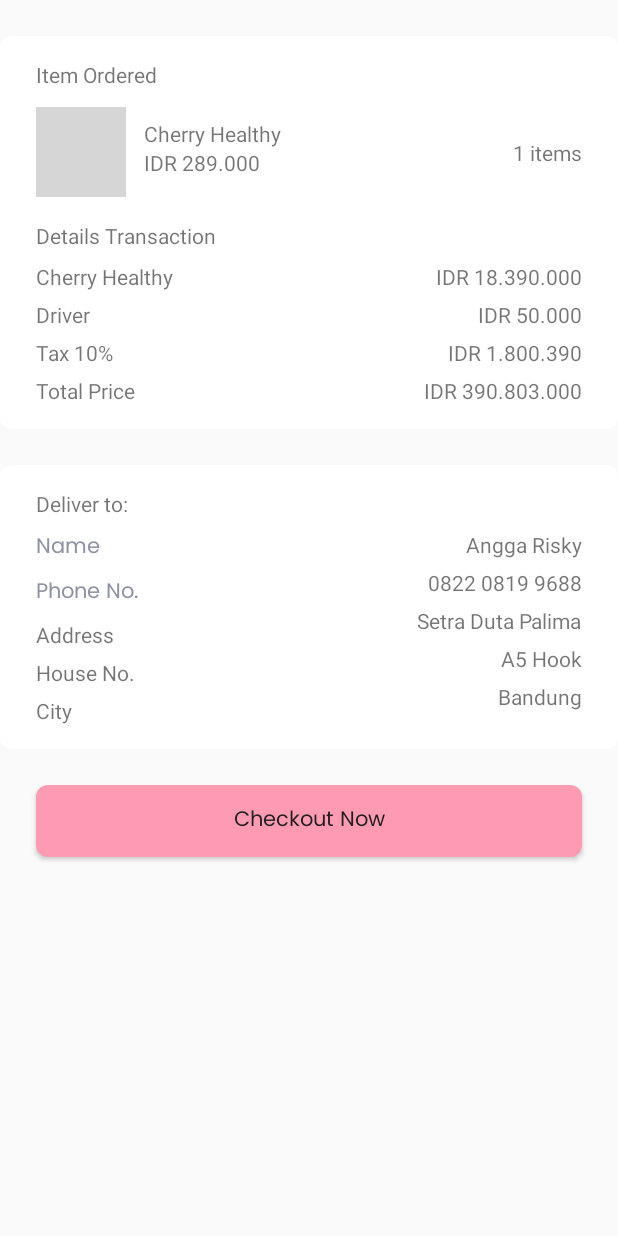
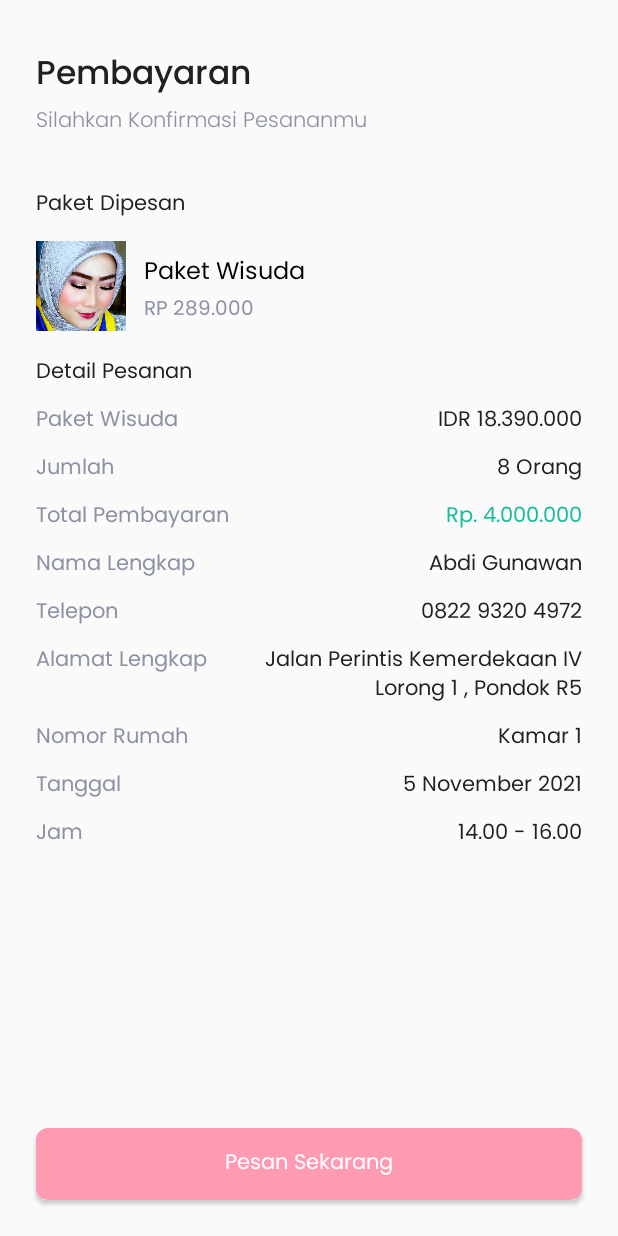
Before and after one commit to abdigunawan/Makeup.me, an Android app: the fragment PaymentFragment shown on its own in the app's theme, on a phone screen of 412 x 824 dp. Run offline under Robolectric (Android 15) with nearby library versions, the phone set to English and light mode, and no system bars; grey boxes are pictures that could not be loaded.

Commit message:
Penambahan fragment pembayaran

```diff
--- a/app/src/main/java/com/abdigunawan/makeupme/ui/detail/DetailMuaActivity.kt
+++ b/app/src/main/java/com/abdigunawan/makeupme/ui/detail/DetailMuaActivity.kt
@@ -2,6 +2,7 @@ package com.abdigunawan.makeupme.ui.detail
 
 import androidx.appcompat.app.AppCompatActivity
 import android.os.Bundle
+import android.view.View
 import androidx.navigation.NavOptions
 import androidx.navigation.Navigation
 import com.abdigunawan.makeupme.R
@@ -25,4 +26,8 @@ class DetailMuaActivity : AppCompatActivity() {
         toolbar.setNavigationOnClickListener { onBackPressed() }
     }
 
+    fun toolbarPayment() {
+        toolbar.visibility = View.GONE
+    }
+
 }
--- a/app/src/main/java/com/abdigunawan/makeupme/ui/detail/paket/DetailPaketFragment.kt
+++ b/app/src/main/java/com/abdigunawan/makeupme/ui/detail/paket/DetailPaketFragment.kt
@@ -8,11 +8,9 @@ import android.view.View
 import android.view.ViewGroup
 import androidx.navigation.Navigation
 import com.abdigunawan.makeupme.R
-import com.abdigunawan.makeupme.ui.MainActivity
+import com.abdigunawan.makeupme.ui.auth.AuthActivity
 import com.abdigunawan.makeupme.ui.detail.DetailMuaActivity
-import kotlinx.android.synthetic.main.fragment_detail_mua.*
 import kotlinx.android.synthetic.main.fragment_detail_paket.*
-import kotlinx.android.synthetic.main.fragment_sign_up_address.*
 
 class DetailPaketFragment : Fragment() {
 
@@ -23,4 +21,16 @@ class DetailPaketFragment : Fragment() {
         // Inflate the layout for this fragment
         return inflater.inflate(R.layout.fragment_detail_paket, container, false)
     }
+
+    override fun onActivityCreated(savedInstanceState: Bundle?) {
+        super.onActivityCreated(savedInstanceState)
+
+        btnOrderNow.setOnClickListener {
+            Navigation.findNavController(it)
+                .navigate(R.id.action_fragmentDetailPaket_to_fragmentPembayaran, null)
+
+            (activity as DetailMuaActivity).toolbarPayment()
+        }
+
+    }
 }
--- a/app/src/main/java/com/abdigunawan/makeupme/ui/detail/paket/PaymentFragment.kt
+++ b/app/src/main/java/com/abdigunawan/makeupme/ui/detail/paket/PaymentFragment.kt
@@ -7,28 +7,7 @@ import android.view.View
 import android.view.ViewGroup
 import com.abdigunawan.makeupme.R
 
-// TODO: Rename parameter arguments, choose names that match
-// the fragment initialization parameters, e.g. ARG_ITEM_NUMBER
-private const val ARG_PARAM1 = "param1"
-private const val ARG_PARAM2 = "param2"
-
-/**
- * A simple [Fragment] subclass.
- * Use the [PaymentFragment.newInstance] factory method to
- * create an instance of this fragment.
- */
 class PaymentFragment : Fragment() {
-    // TODO: Rename and change types of parameters
-    private var param1: String? = null
-    private var param2: String? = null
-
-    override fun onCreate(savedInstanceState: Bundle?) {
-        super.onCreate(savedInstanceState)
-        arguments?.let {
-            param1 = it.getString(ARG_PARAM1)
-            param2 = it.getString(ARG_PARAM2)
-        }
-    }
 
     override fun onCreateView(
         inflater: LayoutInflater, container: ViewGroup?,
@@ -38,23 +17,4 @@ class PaymentFragment : Fragment() {
         return inflater.inflate(R.layout.fragment_payment, container, false)
     }
 
-    companion object {
-        /**
-         * Use this factory method to create a new instance of
-         * this fragment using the provided parameters.
-         *
-         * @param param1 Parameter 1.
-         * @param param2 Parameter 2.
-         * @return A new instance of fragment PaymentFragment.
-         */
-        // TODO: Rename and change types and number of parameters
-        @JvmStatic
-        fun newInstance(param1: String, param2: String) =
-            PaymentFragment().apply {
-                arguments = Bundle().apply {
-                    putString(ARG_PARAM1, param1)
-                    putString(ARG_PARAM2, param2)
-                }
-            }
-    }
 }
--- a/app/src/main/res/layout/fragment_paket_mua.xml
+++ b/app/src/main/res/layout/fragment_paket_mua.xml
@@ -3,7 +3,7 @@
     xmlns:tools="http://schemas.android.com/tools"
     android:layout_width="match_parent"
     android:layout_height="match_parent"
-    tools:context=".ui.home.newtaste.HomeNewTasteFragment">
+    tools:context=".ui.detail.DetailMuaActivity">
 
     <androidx.recyclerview.widget.RecyclerView
         android:id="@+id/rcList"
--- a/app/src/main/res/layout/fragment_payment.xml
+++ b/app/src/main/res/layout/fragment_payment.xml
@@ -1,23 +1,34 @@
 <?xml version="1.0" encoding="utf-8"?>
-<androidx.core.widget.NestedScrollView xmlns:android="http://schemas.android.com/apk/res/android"
+<androidx.constraintlayout.widget.ConstraintLayout xmlns:android="http://schemas.android.com/apk/res/android"
     xmlns:app="http://schemas.android.com/apk/res-auto"
     xmlns:tools="http://schemas.android.com/tools"
     android:layout_width="match_parent"
-    android:layout_height="match_parent">
+    android:layout_height="match_parent"
+    tools:context=".ui.detail.DetailMuaActivity">
 
-    <androidx.constraintlayout.widget.ConstraintLayout
-        android:layout_width="match_parent"
-        android:layout_height="match_parent">
+    <TextView
+        android:id="@+id/textView9"
+        style="@style/TextView.PoppinsMedium14sp202020"
+        android:layout_width="wrap_content"
+        android:layout_height="wrap_content"
+        android:layout_marginStart="24dp"
+        android:layout_marginTop="32dp"
+        android:text="Pembayaran"
+        android:textSize="22dp"
+        app:layout_constraintStart_toStartOf="parent"
+        app:layout_constraintTop_toTopOf="parent" />
 
-        <androidx.constraintlayout.widget.ConstraintLayout
-            android:layout_marginTop="24dp"
-            android:id="@+id/constraintLayout"
-            android:layout_width="match_parent"
+    <TextView
+        android:id="@+id/textView11"
+        style="@style/TextView.PoppinsLight14spfff"
+        android:layout_width="wrap_content"
         android:layout_height="wrap_content"
-            android:background="@drawable/shape_rectangle_8_fff"
-            app:layout_constraintEnd_toEndOf="parent"
+        android:layout_marginStart="24dp"
+        android:text="Silahkan Konfirmasi Pesananmu"
+        android:textColor="#8D92A3"
         app:layout_constraintStart_toStartOf="parent"
-            app:layout_constraintTop_toTopOf="parent">
+        app:layout_constraintTop_toBottomOf="@+id/textView9" />
+
 
     <ImageView
         android:id="@+id/ivPoster"
@@ -26,78 +37,68 @@
         android:layout_marginStart="24dp"
         android:layout_marginTop="12dp"
         android:scaleType="centerCrop"
-                android:src="@drawable/iv_sample_product"
+        android:src="@drawable/iv_paket"
         app:layout_constraintStart_toStartOf="parent"
         app:layout_constraintTop_toBottomOf="@+id/textView7" />
 
     <TextView
         android:id="@+id/tvTitle"
-                style="@style/TextView.PoppinsNormal16sp020202"
+        style="@style/TextView.PoppinsRegular16sp020202"
         android:layout_width="wrap_content"
         android:layout_height="wrap_content"
         android:layout_marginStart="12dp"
         android:layout_marginTop="20dp"
-                android:text="Cherry Healthy"
+        android:text="Paket Wisuda"
         app:layout_constraintStart_toEndOf="@+id/ivPoster"
         app:layout_constraintTop_toBottomOf="@+id/textView7" />
 
     <TextView
         android:id="@+id/textView7"
-                style="@style/TextView.PoppinsNormal14sp020202"
+        style="@style/TextView.PoppinsRegular14sp202020"
         android:layout_width="wrap_content"
         android:layout_height="wrap_content"
         android:layout_marginStart="24dp"
-                android:layout_marginTop="16dp"
-                android:text="Item Ordered"
+        android:layout_marginTop="32dp"
+        android:text="Paket Dipesan"
         app:layout_constraintStart_toStartOf="parent"
-                app:layout_constraintTop_toTopOf="parent" />
+        app:layout_constraintTop_toBottomOf="@+id/textView11" />
 
     <TextView
         android:id="@+id/tvPrice"
-                style="@style/EditText.PoppinsNormal14sp8D92A3"
+        style="@style/EditText.PoppinsRegular14sp8D92A3"
         android:layout_width="wrap_content"
         android:layout_height="wrap_content"
         android:layout_marginStart="12dp"
-                android:text="IDR 289.000"
+        android:text="RP 289.000"
+        android:textSize="13dp"
         app:layout_constraintStart_toEndOf="@+id/ivPoster"
         app:layout_constraintTop_toBottomOf="@+id/tvTitle" />
 
     <TextView
         android:id="@+id/textView10"
-                style="@style/TextView.PoppinsNormal14sp020202"
+        style="@style/TextView.PoppinsRegular14sp202020"
         android:layout_width="wrap_content"
         android:layout_height="wrap_content"
         android:layout_marginStart="24dp"
         android:layout_marginTop="16dp"
-                android:text="Details Transaction"
+        android:text="Detail Pesanan"
         app:layout_constraintStart_toStartOf="parent"
         app:layout_constraintTop_toBottomOf="@+id/ivPoster" />
 
     <TextView
-                android:id="@+id/textView11"
-                style="@style/TextView.PoppinsNormal14sp8D92A3"
-                android:layout_width="wrap_content"
-                android:layout_height="wrap_content"
-                android:layout_marginEnd="24dp"
-                android:text="1 items"
-                app:layout_constraintBottom_toBottomOf="@+id/ivPoster"
-                app:layout_constraintEnd_toEndOf="parent"
-                app:layout_constraintTop_toTopOf="@+id/ivPoster" />
-
-            <TextView
         android:id="@+id/tvNameItem"
-                style="@style/TextView.PoppinsNormal14sp8D92A3"
+        style="@style/TextView.PoppinsRegular14sp8D92A3"
         android:layout_width="wrap_content"
         android:layout_height="wrap_content"
         android:layout_marginStart="24dp"
         android:layout_marginTop="8dp"
-                android:text="Cherry Healthy"
+        android:text="Paket Wisuda"
         app:layout_constraintStart_toStartOf="parent"
         app:layout_constraintTop_toBottomOf="@+id/textView10" />
 
     <TextView
         android:id="@+id/tvHarga"
-                style="@style/TextView.PoppinsNormal14sp020202"
+        style="@style/TextView.PoppinsRegular14sp202020"
         android:layout_width="wrap_content"
         android:layout_height="wrap_content"
         android:layout_marginEnd="24dp"
@@ -107,95 +108,48 @@
 
     <TextView
         android:id="@+id/textView14"
-                style="@style/TextView.PoppinsNormal14sp8D92A3"
+        style="@style/TextView.PoppinsRegular14sp8D92A3"
         android:layout_width="wrap_content"
         android:layout_height="wrap_content"
         android:layout_marginStart="24dp"
-                android:layout_marginTop="6dp"
-                android:text="Driver"
+        android:layout_marginTop="8dp"
+        android:text="Jumlah"
         app:layout_constraintStart_toStartOf="parent"
         app:layout_constraintTop_toBottomOf="@+id/tvNameItem" />
 
     <TextView
         android:id="@+id/textView15"
-                style="@style/TextView.PoppinsNormal14sp020202"
+        style="@style/TextView.PoppinsRegular14sp202020"
         android:layout_width="wrap_content"
         android:layout_height="wrap_content"
-                android:layout_marginTop="6dp"
+        android:layout_marginTop="8dp"
         android:layout_marginEnd="24dp"
-                android:text="IDR 50.000"
+        android:text="8 Orang"
         app:layout_constraintEnd_toEndOf="parent"
         app:layout_constraintTop_toBottomOf="@+id/tvHarga" />
 
     <TextView
-                android:id="@+id/textView16"
-                style="@style/TextView.PoppinsNormal14sp8D92A3"
+        android:id="@+id/textView18"
+        style="@style/TextView.PoppinsRegular14sp8D92A3"
         android:layout_width="wrap_content"
         android:layout_height="wrap_content"
         android:layout_marginStart="24dp"
-                android:layout_marginTop="6dp"
-                android:text="Tax 10%"
+        android:layout_marginTop="8dp"
+        android:text="Total Pembayaran"
         app:layout_constraintStart_toStartOf="parent"
         app:layout_constraintTop_toBottomOf="@+id/textView14" />
 
     <TextView
-                android:id="@+id/tvTax"
-                style="@style/TextView.PoppinsNormal14sp020202"
+        android:id="@+id/tvTotal"
+        style="@style/TextView.PoppinsRegular14sp202020"
         android:layout_width="wrap_content"
         android:layout_height="wrap_content"
-                android:layout_marginTop="6dp"
+        android:layout_marginTop="8dp"
         android:layout_marginEnd="24dp"
-                android:text="IDR 1.800.390"
+        android:text="Rp. 4.000.000"
+        android:textColor="#1ABC9C"
         app:layout_constraintEnd_toEndOf="parent"
         app:layout_constraintTop_toBottomOf="@+id/textView15" />
-
-            <TextView
-                android:id="@+id/textView18"
-                style="@style/TextView.PoppinsNormal14sp8D92A3"
-                android:layout_width="wrap_content"
-                android:layout_height="wrap_content"
-                android:layout_marginStart="24dp"
-                android:layout_marginTop="6dp"
-                android:layout_marginBottom="16dp"
-                android:text="Total Price"
-                app:layout_constraintBottom_toBottomOf="parent"
-                app:layout_constraintStart_toStartOf="parent"
-                app:layout_constraintTop_toBottomOf="@+id/textView16" />
-
-            <TextView
-                android:id="@+id/tvTotal"
-                style="@style/TextView.PoppinsNormal14sp1ABC9C"
-                android:layout_width="wrap_content"
-                android:layout_height="wrap_content"
-                android:layout_marginTop="6dp"
-                android:layout_marginEnd="24dp"
-                android:text="IDR 390.803.000"
-                app:layout_constraintEnd_toEndOf="parent"
-                app:layout_constraintTop_toBottomOf="@+id/tvTax" />
-
-        </androidx.constraintlayout.widget.ConstraintLayout>
-
-        <androidx.constraintlayout.widget.ConstraintLayout
-            android:id="@+id/constraintLayout2"
-            android:layout_width="match_parent"
-            android:layout_height="wrap_content"
-            android:layout_marginTop="24dp"
-            android:background="@drawable/shape_rectangle_8_fff"
-            app:layout_constraintEnd_toEndOf="parent"
-            app:layout_constraintHorizontal_bias="0.0"
-            app:layout_constraintStart_toStartOf="parent"
-            app:layout_constraintTop_toBottomOf="@+id/constraintLayout">
-
-            <TextView
-                android:id="@+id/textView20"
-                style="@style/TextView.PoppinsNormal14sp020202"
-                android:layout_width="wrap_content"
-                android:layout_height="wrap_content"
-                android:layout_marginStart="24dp"
-                android:layout_marginTop="16dp"
-                android:text="Deliver to:"
-                app:layout_constraintStart_toStartOf="parent"
-                app:layout_constraintTop_toTopOf="parent" />
 
     <TextView
         android:id="@+id/textView8"
@@ -204,17 +158,17 @@
         android:layout_height="wrap_content"
         android:layout_marginStart="24dp"
         android:layout_marginTop="8dp"
-                android:text="Name"
+        android:text="Nama Lengkap"
         app:layout_constraintStart_toStartOf="parent"
-                app:layout_constraintTop_toBottomOf="@+id/textView20" />
+        app:layout_constraintTop_toBottomOf="@+id/tvTotal" />
 
     <TextView
         android:id="@+id/tvNama"
-                style="@style/TextView.PoppinsNormal14sp020202"
+        style="@style/TextView.PoppinsRegular14sp202020"
         android:layout_width="wrap_content"
         android:layout_height="wrap_content"
         android:layout_marginEnd="24dp"
-                android:text="Angga Risky"
+        android:text="Abdi Gunawan"
         app:layout_constraintEnd_toEndOf="parent"
         app:layout_constraintTop_toTopOf="@+id/textView8" />
 
@@ -224,91 +178,112 @@
         android:layout_width="wrap_content"
         android:layout_height="wrap_content"
         android:layout_marginStart="24dp"
-                android:layout_marginTop="6dp"
-                android:text="Phone No."
+        android:layout_marginTop="8dp"
+        android:text="Telepon"
         app:layout_constraintStart_toStartOf="parent"
         app:layout_constraintTop_toBottomOf="@+id/textView8" />
 
     <TextView
         android:id="@+id/tvPhone"
-                style="@style/TextView.PoppinsNormal14sp020202"
+        style="@style/TextView.PoppinsRegular14sp202020"
         android:layout_width="wrap_content"
         android:layout_height="wrap_content"
-                android:layout_marginTop="6dp"
+        android:layout_marginTop="8dp"
         android:layout_marginEnd="24dp"
-                android:text="0822 0819 9688"
+        android:text="0822 9320 4972"
         app:layout_constraintEnd_toEndOf="parent"
         app:layout_constraintTop_toBottomOf="@+id/tvNama" />
 
     <TextView
         android:id="@+id/textView23"
-                style="@style/TextView.PoppinsNormal14sp8D92A3"
+        style="@style/TextView.PoppinsRegular14sp8D92A3"
         android:layout_width="wrap_content"
         android:layout_height="wrap_content"
         android:layout_marginStart="24dp"
-                android:layout_marginTop="6dp"
-                android:text="Address"
+        android:layout_marginTop="8dp"
+        android:text="Alamat Lengkap"
         app:layout_constraintStart_toStartOf="parent"
         app:layout_constraintTop_toBottomOf="@+id/textView21" />
 
     <TextView
         android:id="@+id/tvAddress"
-                style="@style/TextView.PoppinsNormal14sp020202"
-                android:layout_width="wrap_content"
+        style="@style/TextView.PoppinsRegular14sp202020"
+        android:layout_width="0dp"
         android:layout_height="wrap_content"
-                android:layout_marginTop="6dp"
+        android:layout_marginStart="24dp"
+        android:layout_marginTop="8dp"
         android:layout_marginEnd="24dp"
-                android:text="Setra Duta Palima"
+        android:gravity="right"
+        android:text="Jalan Perintis Kemerdekaan IV Lorong 1 , Pondok R5"
         app:layout_constraintEnd_toEndOf="parent"
+        app:layout_constraintStart_toEndOf="@+id/textView23"
         app:layout_constraintTop_toBottomOf="@+id/tvPhone" />
 
     <TextView
         android:id="@+id/textView25"
-                style="@style/TextView.PoppinsNormal14sp8D92A3"
+        style="@style/TextView.PoppinsRegular14sp8D92A3"
         android:layout_width="wrap_content"
         android:layout_height="wrap_content"
         android:layout_marginStart="24dp"
-                android:layout_marginTop="6dp"
-                android:text="House No."
+        android:layout_marginTop="8dp"
+        android:text="Nomor Rumah"
         app:layout_constraintStart_toStartOf="parent"
-                app:layout_constraintTop_toBottomOf="@+id/textView23" />
+        app:layout_constraintTop_toBottomOf="@+id/tvAddress" />
 
     <TextView
         android:id="@+id/tvHouseNo"
-                style="@style/TextView.PoppinsNormal14sp020202"
+        style="@style/TextView.PoppinsRegular14sp202020"
         android:layout_width="wrap_content"
         android:layout_height="wrap_content"
-                android:layout_marginTop="6dp"
+        android:layout_marginTop="8dp"
         android:layout_marginEnd="24dp"
-                android:text="A5 Hook"
+        android:text="Kamar 1"
         app:layout_constraintEnd_toEndOf="parent"
         app:layout_constraintTop_toBottomOf="@+id/tvAddress" />
 
     <TextView
         android:id="@+id/textView27"
-                style="@style/TextView.PoppinsNormal14sp8D92A3"
+        style="@style/TextView.PoppinsRegular14sp8D92A3"
         android:layout_width="wrap_content"
         android:layout_height="wrap_content"
         android:layout_marginStart="24dp"
-                android:layout_marginTop="6dp"
-                android:layout_marginBottom="16dp"
-                android:text="City"
-                app:layout_constraintBottom_toBottomOf="parent"
+        android:layout_marginTop="8dp"
+        android:text="Tanggal"
         app:layout_constraintStart_toStartOf="parent"
         app:layout_constraintTop_toBottomOf="@+id/textView25" />
 
     <TextView
         android:id="@+id/tvCity"
-                style="@style/TextView.PoppinsNormal14sp020202"
+        style="@style/TextView.PoppinsRegular14sp202020"
         android:layout_width="wrap_content"
         android:layout_height="wrap_content"
-                android:layout_marginTop="6dp"
+        android:layout_marginTop="8dp"
         android:layout_marginEnd="24dp"
-                android:text="Bandung"
+        android:text="5 November 2021"
         app:layout_constraintEnd_toEndOf="parent"
         app:layout_constraintTop_toBottomOf="@+id/tvHouseNo" />
 
-        </androidx.constraintlayout.widget.ConstraintLayout>
+    <TextView
+        android:id="@+id/textView28"
+        style="@style/TextView.PoppinsRegular14sp8D92A3"
+        android:layout_width="wrap_content"
+        android:layout_height="wrap_content"
+        android:layout_marginStart="24dp"
+        android:layout_marginTop="8dp"
+        android:text="Jam"
+        app:layout_constraintStart_toStartOf="parent"
+        app:layout_constraintTop_toBottomOf="@+id/textView27" />
+
+    <TextView
+        android:id="@+id/tvCityASA"
+        style="@style/TextView.PoppinsRegular14sp202020"
+        android:layout_width="wrap_content"
+        android:layout_height="wrap_content"
+        android:layout_marginTop="8dp"
+        android:layout_marginEnd="24dp"
+        android:text="14.00 - 16.00"
+        app:layout_constraintEnd_toEndOf="parent"
+        app:layout_constraintTop_toBottomOf="@+id/tvCity" />
 
     <Button
         android:id="@+id/btnCheckout"
@@ -316,14 +291,13 @@
         android:layout_width="0dp"
         android:layout_height="wrap_content"
         android:layout_marginStart="24dp"
-            android:layout_marginTop="24dp"
         android:layout_marginEnd="24dp"
         android:layout_marginBottom="24dp"
-            android:text="Checkout Now"
+        android:textColor="@color/white"
+        android:text="Pesan Sekarang"
         android:textAllCaps="false"
         app:layout_constraintBottom_toBottomOf="parent"
         app:layout_constraintEnd_toEndOf="parent"
-            app:layout_constraintStart_toStartOf="parent"
-            app:layout_constraintTop_toBottomOf="@+id/constraintLayout2" />
+        app:layout_constraintStart_toStartOf="parent" />
+
 </androidx.constraintlayout.widget.ConstraintLayout>
-</androidx.core.widget.NestedScrollView>
--- a/app/src/main/res/navigation/nav_detail.xml
+++ b/app/src/main/res/navigation/nav_detail.xml
@@ -20,7 +20,18 @@
         android:id="@+id/fragmentDetailPaket"
         android:name="com.abdigunawan.makeupme.ui.detail.paket.DetailPaketFragment"
         tools:layout="@layout/fragment_detail_paket">
+        <action
+            android:id="@+id/action_fragmentDetailPaket_to_fragmentPembayaran"
+            app:destination="@id/fragmentPembayaran"
+            app:popUpTo="@id/fragmentPembayaran" />
+    </fragment>
+
+    <fragment
+        android:id="@+id/fragmentPembayaran"
+        android:name="com.abdigunawan.makeupme.ui.detail.paket.PaymentFragment"
+        tools:layout="@layout/fragment_payment">
     </fragment>
 
 
+
 </navigation>
```
Lines whose indentation alone changed are shown as unchanged.
